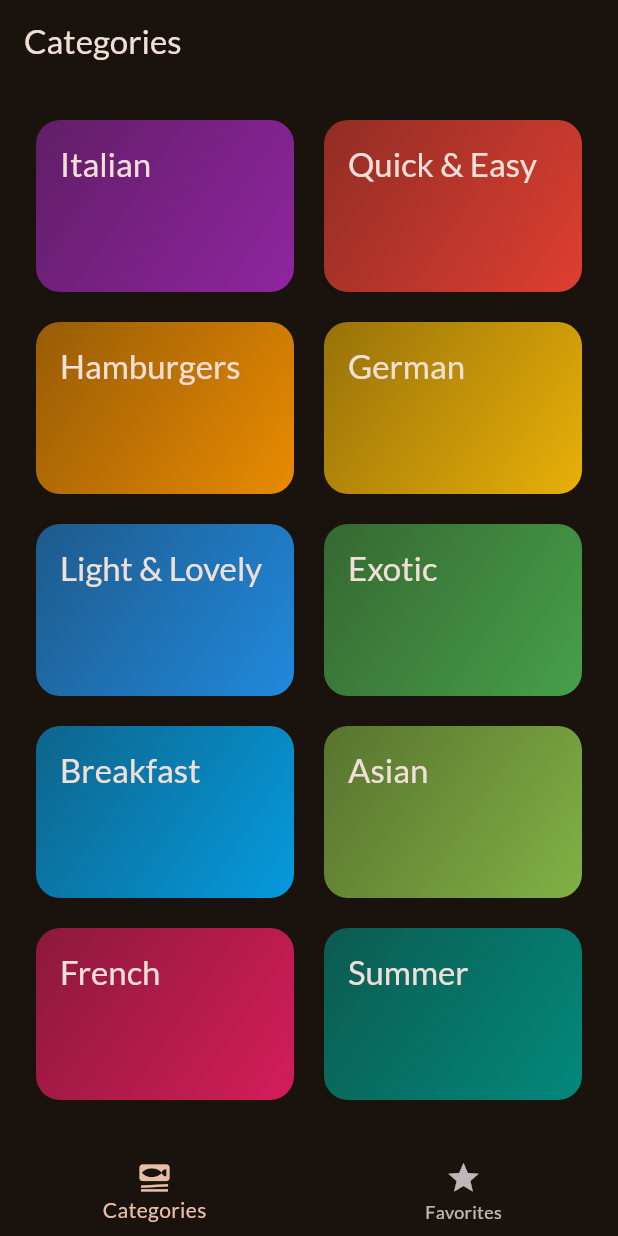
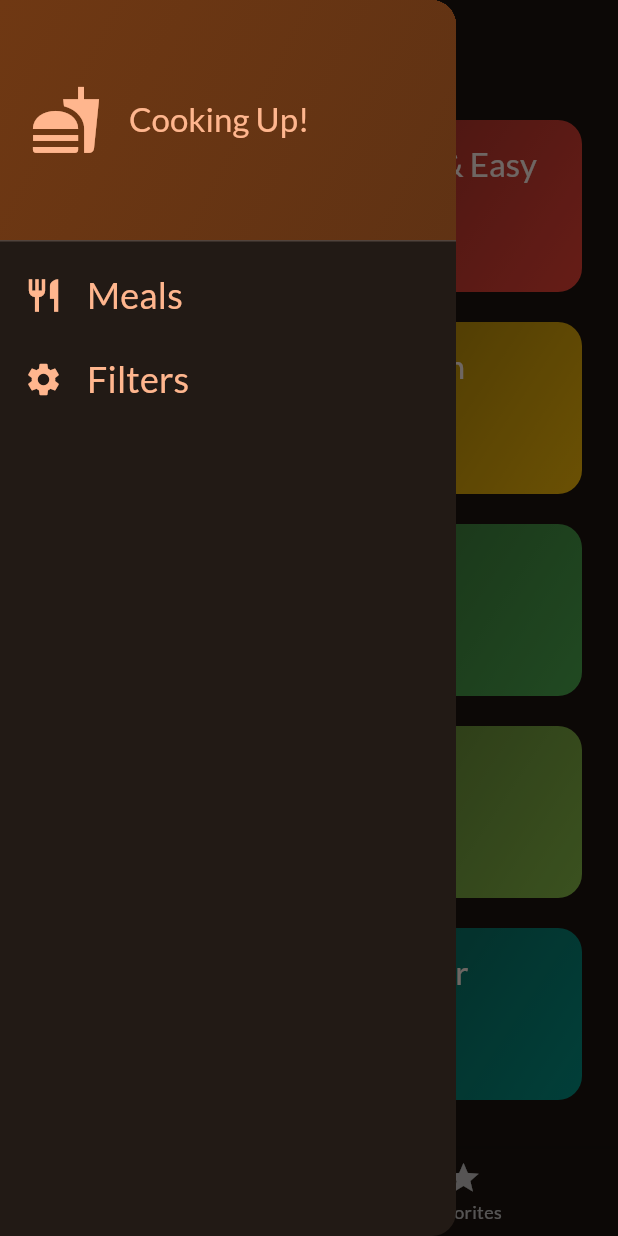
Before and after one commit to manoharacharyaa/meals, a Flutter app: the screen it shows after launch, with the side drawer open (before the commit the screen has no drawer), on a phone screen of 412 x 824 dp. Run offline on Flutter 3.47's test engine with Material 3 defaults, Android fonts, the phone set to English and light mode, and no system bars; our stand-ins replace google_fonts, transparent_image.

Commit message:
10. adding side drawer

```diff
--- a/lib/screens/tabs.dart
+++ b/lib/screens/tabs.dart
@@ -2,6 +2,7 @@ import 'package:flutter/material.dart';
 import 'package:meals/models/meal.dart';
 import 'package:meals/screens/categories.dart';
 import 'package:meals/screens/meals.dart';
+import 'package:meals/widgets/main_drawer.dart';
 
 class TabsScreen extends StatefulWidget {
   const TabsScreen({super.key});
@@ -48,6 +49,13 @@ class _TabsScreenState extends State<TabsScreen> {
     }
   }
 
+  void _setScreen(String identifier) {
+    if (identifier == 'filters') {
+    } else {
+      Navigator.pop(context);
+    }
+  }
+
   @override
   Widget build(BuildContext context) {
     Widget activePage = CategoriesScreen(
@@ -71,6 +79,11 @@ class _TabsScreenState extends State<TabsScreen> {
       appBar: AppBar(
         title: Text(activePageTitle),
       ),
+      drawer: MainDrawer(
+        onSelectScreen: (identifier) {
+          _setScreen(identifier);
+        },
+      ),
       body: activePage,
       bottomNavigationBar: BottomNavigationBar(
         onTap: (index) {
--- /dev/null
+++ b/lib/widgets/main_drawer.dart
@@ -0,0 +1,86 @@
+import 'package:flutter/material.dart';
+
+class MainDrawer extends StatelessWidget {
+  const MainDrawer({
+    super.key,
+    required this.onSelectScreen,
+  });
+
+  final void Function(String identifier) onSelectScreen;
+
+  @override
+  Widget build(BuildContext context) {
+    return Drawer(
+      child: Column(
+        children: [
+          DrawerHeader(
+            padding: const EdgeInsets.all(20),
+            decoration: BoxDecoration(
+              gradient: LinearGradient(
+                colors: [
+                  Theme.of(context).colorScheme.primaryContainer,
+                  Theme.of(context)
+                      .colorScheme
+                      .primaryContainer
+                      .withOpacity(0.8),
+                ],
+                begin: Alignment.topLeft,
+                end: Alignment.bottomRight,
+              ),
+            ),
+            child: Row(
+              children: [
+                Icon(
+                  Icons.fastfood,
+                  size: 48,
+                  color: Theme.of(context).colorScheme.primary,
+                ),
+                const SizedBox(width: 18),
+                Text(
+                  'Cooking Up!',
+                  style: Theme.of(context).textTheme.titleLarge!.copyWith(
+                        color: Theme.of(context).colorScheme.primary,
+                      ),
+                ),
+              ],
+            ),
+          ),
+          ListTile(
+            leading: Icon(
+              Icons.restaurant,
+              size: 26,
+              color: Theme.of(context).colorScheme.primary,
+            ),
+            title: Text(
+              'Meals',
+              style: Theme.of(context).textTheme.titleSmall!.copyWith(
+                    color: Theme.of(context).colorScheme.primary,
+                    fontSize: 24,
+                  ),
+            ),
+            onTap: () {
+              onSelectScreen('meals');
+            },
+          ),
+          ListTile(
+            leading: Icon(
+              Icons.settings,
+              size: 26,
+              color: Theme.of(context).colorScheme.primary,
+            ),
+            title: Text(
+              'Filters',
+              style: Theme.of(context).textTheme.titleSmall!.copyWith(
+                    color: Theme.of(context).colorScheme.primary,
+                    fontSize: 24,
+                  ),
+            ),
+            onTap: () {
+              onSelectScreen('filters');
+            },
+          ),
+        ],
+      ),
+    );
+  }
+}
```
